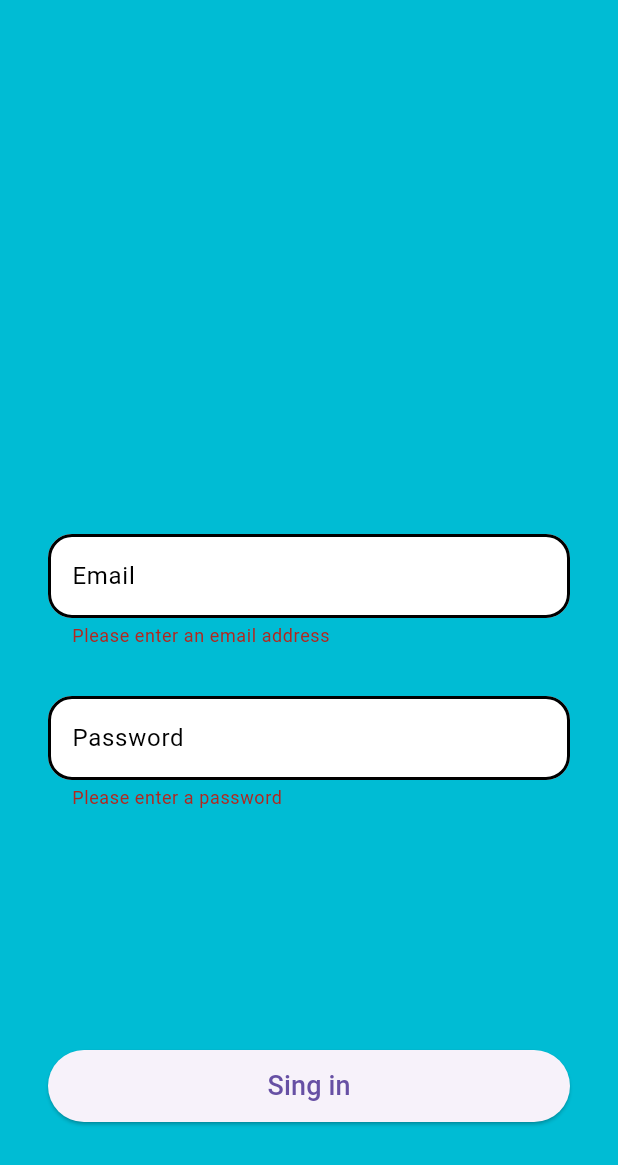
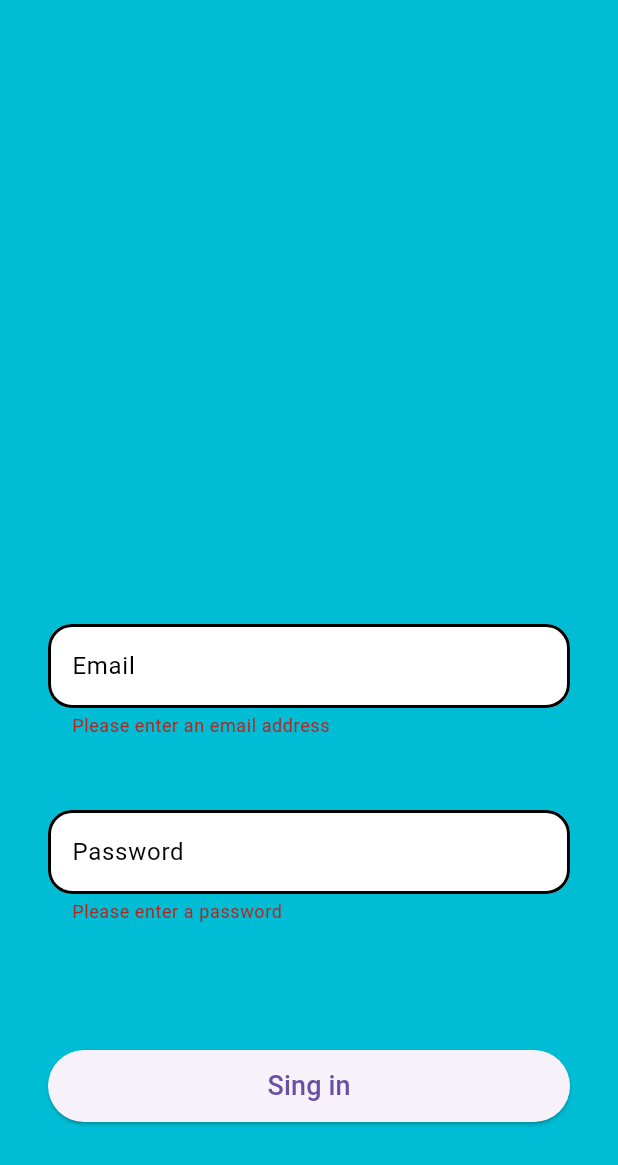
Before and after one commit to 1ViktorP23/flutter_task_2, a Flutter app: the screen it shows after launch, after a tap on "Sing in", on a phone screen of 412 x 824 dp. Shown: the top 1165 px of the screen. Run offline on Flutter 3.47's test engine with Material 3 defaults, Android fonts, the phone set to English and light mode, and no system bars; our stand-ins replace flutter_bloc.

Commit message:
added moving of widgets

```diff
--- a/lib/helpers/custom_text_field.dart
+++ b/lib/helpers/custom_text_field.dart
@@ -17,10 +17,11 @@ class CustomTextField extends StatelessWidget {
   Widget build(BuildContext context) {
     return SizedBox(
       width: double.infinity,
-      height: 76,
+      height: 92,
       child: TextFormField(
         obscureText: isPassword ? true : false,
         decoration: InputDecoration(
+          errorMaxLines: 2,
           errorText: errorText,
           filled: true,
           fillColor: Colors.white,
--- a/lib/sign_in_screen.dart
+++ b/lib/sign_in_screen.dart
@@ -6,8 +6,14 @@ import 'package:flutter_task_2/validation_cubit.dart';
 class SignInScreen extends StatelessWidget {
   const SignInScreen({super.key});
 
+  // bool isKeyboardOpen(BuildContext context) {
+  //   return MediaQuery.of(context).viewInsets.bottom > 0;
+  // }
+
   @override
   Widget build(BuildContext context) {
+    bool isKeyboardOpen = MediaQuery.of(context).viewInsets.bottom > 0;
+    double bottomPadding = isKeyboardOpen ? 0 : 44;
     return Scaffold(
       backgroundColor: Colors.cyan,
       body: BlocProvider(
@@ -18,9 +24,8 @@ class SignInScreen extends StatelessWidget {
               child: Padding(
                 padding: const EdgeInsets.all(32.0),
                 child: Column(
-                  mainAxisAlignment: MainAxisAlignment.center,
+                  mainAxisAlignment: MainAxisAlignment.end,
                   children: [
-                    Spacer(),
                     Padding(
                       padding: const EdgeInsets.only(bottom: 32),
                       child: CustomTextField(
@@ -31,15 +36,18 @@ class SignInScreen extends StatelessWidget {
                         },
                       ),
                     ),
-                    CustomTextField(
-                      isPassword: true,
-                      errorText: state.passwordErrorMessage,
-                      onChangedText: (value) {
-                        context.read<ValidationCubit>().passwordText = value;
-                      },
+                    Padding(
+                      padding: const EdgeInsets.only(bottom: 68.0),
+                      child: CustomTextField(
+                        isPassword: true,
+                        errorText: state.passwordErrorMessage,
+                        onChangedText: (value) {
+                          context.read<ValidationCubit>().passwordText = value;
+                        },
+                      ),
                     ),
                     Padding(
-                      padding: const EdgeInsets.fromLTRB(0, 160, 0, 44),
+                      padding: EdgeInsets.only(bottom: bottomPadding),
                       child: SizedBox(
                         width: double.infinity,
                         height: 48,
--- a/lib/validation_cubit.dart
+++ b/lib/validation_cubit.dart
@@ -38,7 +38,7 @@ class ValidationCubit extends Cubit<Validation> {
   void emailValidator() {
     if (_emailText.isEmpty) {
       _emailErrorMessage = "Please enter an email address";
-    } else if (!_emailText.contains('@')) {
+    } else if (!RegExp(r'^[\w-]+@[\w-]+\.[a-z]{2,}$').hasMatch(_emailText)) {
       _emailErrorMessage = "Please enter a valid email address";
     } else {
       _emailErrorMessage = "";
```
